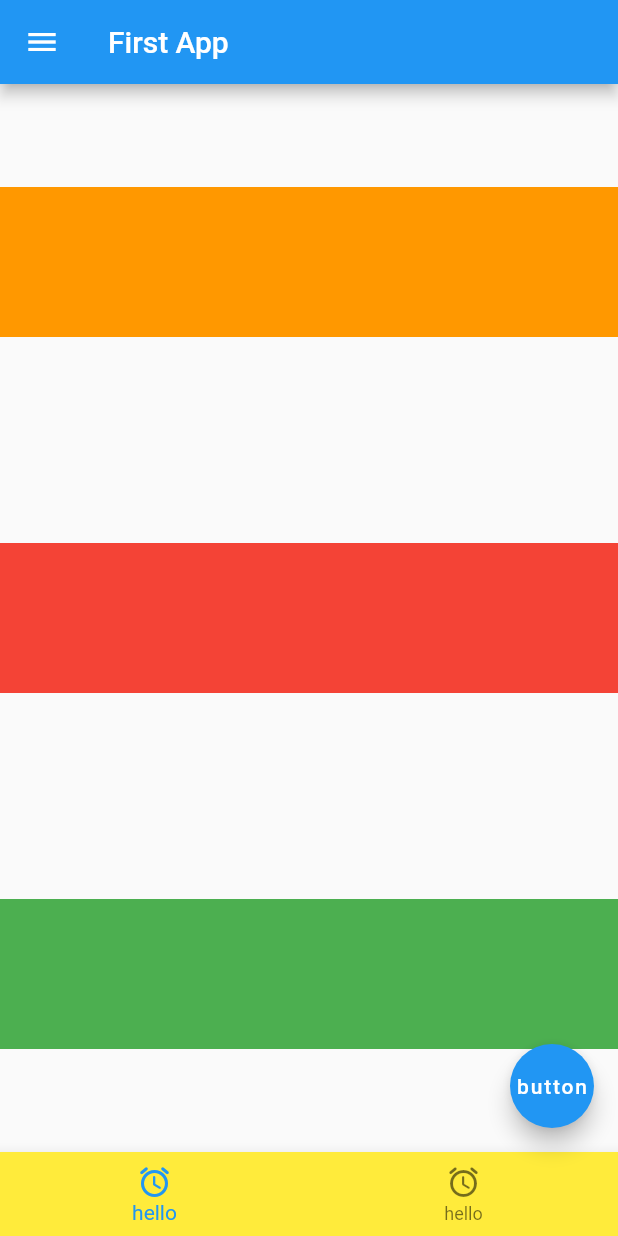
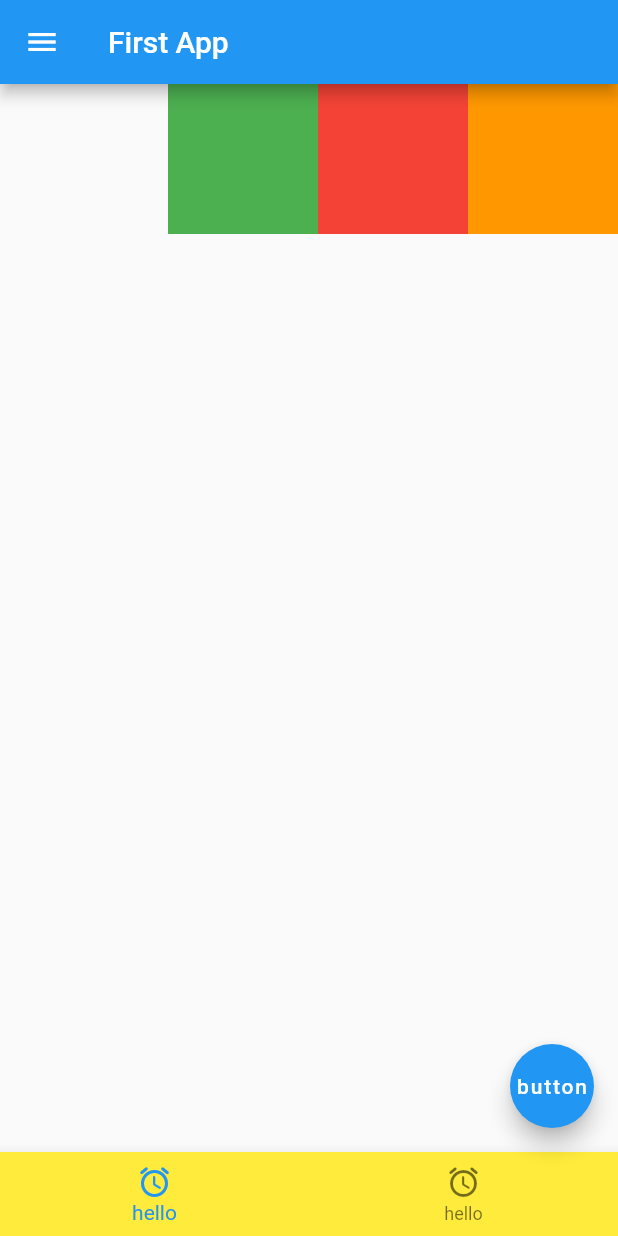
Before and after one commit to joo6077/flutter_beginner, a Flutter app: the screen it shows after launch, on a phone screen of 412 x 824 dp. Run offline on Flutter 3.47's test engine with Material 2 defaults, Android fonts, the phone set to English and light mode, and no system bars.

Commit message:
container is div

```diff
--- a/lib/main.dart
+++ b/lib/main.dart
@@ -24,29 +24,25 @@ class FirstApp extends StatelessWidget {
           title: Text('First App'),
           leading: Icon(Icons.menu),
         ),
-        body: Column(
-          mainAxisAlignment: MainAxisAlignment.spaceAround,
-          crossAxisAlignment: CrossAxisAlignment.stretch,
+        body: Container(
+          height: 100,
+          child: Row(
+            mainAxisAlignment: MainAxisAlignment.end,
             children: [
               Container(
-              // 부모의 최대 크기까지 늘려라
-              color: Colors.orange,
                 width: 100,
-              height: 100,
+                color: Colors.green,
               ),
               Container(
-              // 부모의 최대 크기까지 늘려라
+                width: 100,
                 color: Colors.red,
-              width: 100,
-              height: 100,
               ),
               Container(
-              // 부모의 최대 크기까지 늘려라
-              color: Colors.green,
                 width: 100,
-              height: 100,
+                color: Colors.orange,
               ),
             ],
+          ),
         ),
         floatingActionButton: FloatingActionButton(
           child: Text('button'),
```
Lines whose indentation alone changed are shown as unchanged.
